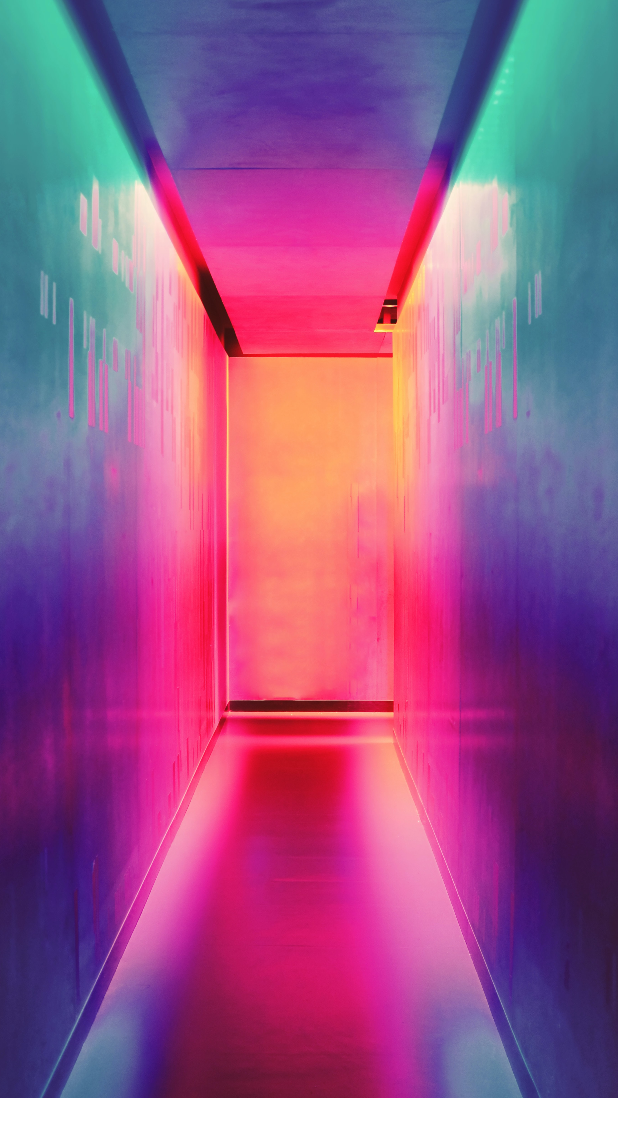
After one commit to edu-correia/NetflixClone, an Android app: the layout movie_item.xml on its own in the app's theme, with its tools: preview values and no code run, on a phone screen of 412 x 824 dp. The commit adds this screen. Shown: the top 1137 px of the screen. Run offline under Robolectric (Android 15) with nearby library versions, the phone set to English and light mode, and no system bars.

Commit message:
Movies list in main activity

```diff
--- /dev/null
+++ b/app/src/main/res/layout/movie_item.xml
@@ -0,0 +1,19 @@
+<?xml version="1.0" encoding="utf-8"?>
+<androidx.constraintlayout.widget.ConstraintLayout xmlns:android="http://schemas.android.com/apk/res/android"
+    android:layout_width="wrap_content"
+    android:layout_height="wrap_content"
+    xmlns:app="http://schemas.android.com/apk/res-auto"
+    android:orientation="vertical">
+
+    <ImageView
+        android:id="@+id/img_movie_cover"
+        android:src="@drawable/movie_cover"
+        android:layout_width="wrap_content"
+        android:layout_height="0dp"
+        android:scaleType="centerCrop"
+        app:layout_constraintDimensionRatio="h,9:16"
+        app:layout_constraintStart_toStartOf="parent"
+        app:layout_constraintEnd_toEndOf="parent"
+        app:layout_constraintTop_toTopOf="parent"/>
+
+</androidx.constraintlayout.widget.ConstraintLayout>
```
Also changed, not shown: app/src/main/java/com/educorreia/netflixclone/MainActivity.java (+62 -0 lines), app/src/main/java/com/educorreia/netflixclone/models/Category.java (added, +8 -0 lines), app/src/main/java/com/educorreia/netflixclone/models/Movie.java (added, +13 -0 lines), app/src/main/res/layout/activity_main.xml (+10 -7 lines), app/src/main/res/drawable/movie_cover.jpg (added).
